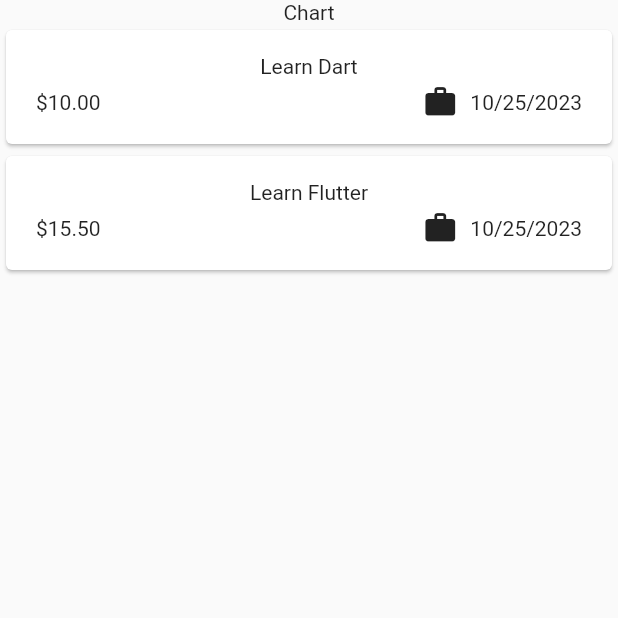
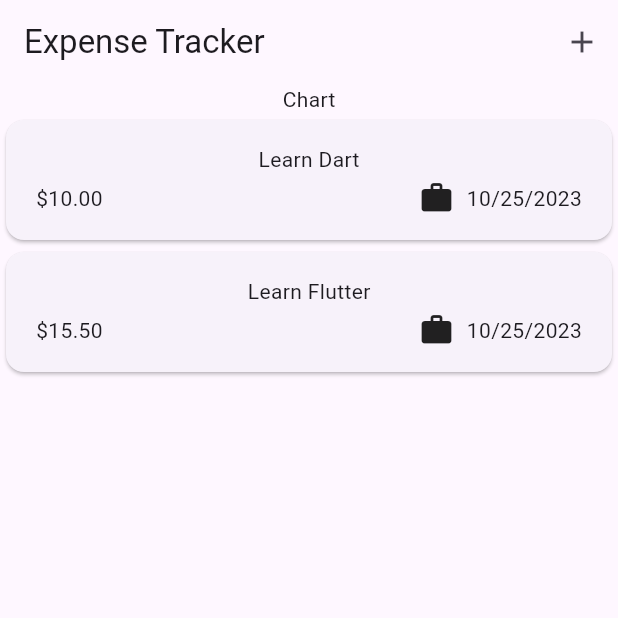
Before and after one commit to hamza5999/Expense-Tracker, a Flutter app: the screen it shows after launch, on a phone screen of 412 x 824 dp, the top half of it. Run offline on Flutter 3.47's test engine with Material 2 defaults, Android fonts, the phone set to English and light mode, and no system bars.

Commit message:
Add material3 app bar using appBar property of Scaffold

```diff
--- a/lib/main.dart
+++ b/lib/main.dart
@@ -4,8 +4,9 @@ import 'package:flutter/material.dart';
 
 void main() {
   runApp(
-    const MaterialApp(
-      home: Expenses(),
+    MaterialApp(
+      theme: ThemeData(useMaterial3: true),
+      home: const Expenses(),
     ),
   );
 }
--- a/lib/widgets/expenses.dart
+++ b/lib/widgets/expenses.dart
@@ -30,6 +30,15 @@ class _ExpensesState extends State<Expenses> {
   @override
   Widget build(BuildContext context) {
     return Scaffold(
+      appBar: AppBar(
+        title: const Text("Expense Tracker"),
+        actions: [
+          IconButton(
+            onPressed: () {},
+            icon: const Icon(Icons.add),
+          ),
+        ],
+      ),
       body: Column(
         children: [
           const Text("Chart"),
```
Also changed, not shown: 1 other file.
